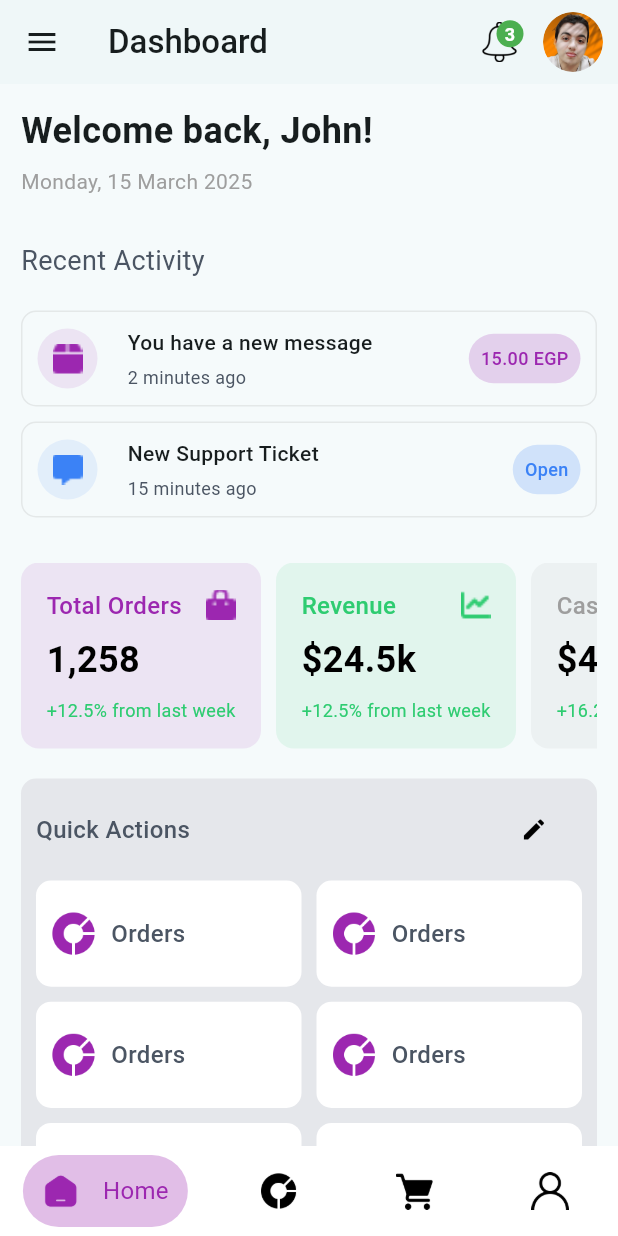
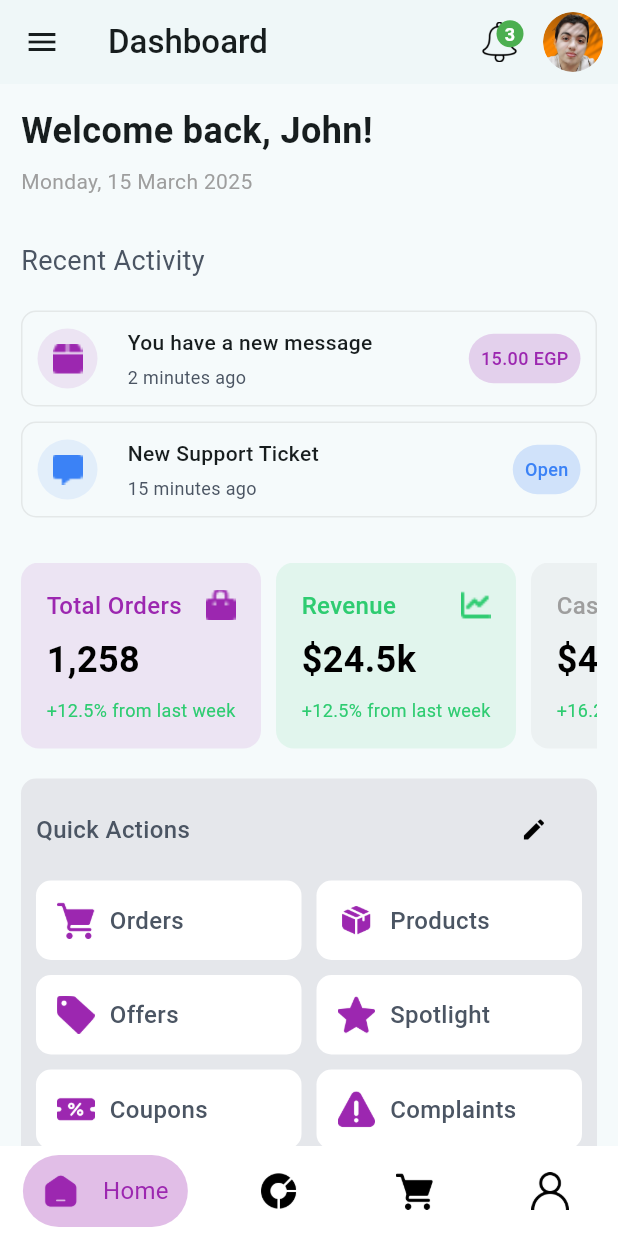
Before and after one commit to AbdallahHammad22/task_ui, a Flutter app: the screen it shows after launch, on a phone screen of 412 x 824 dp. Run offline on Flutter 3.47's test engine with Material 3 defaults, Android fonts, the phone set to English and light mode, and no system bars.

Commit message:
feat / change Quick Actions Section  Icons

```diff
--- a/lib/core/utilities/app_strings.dart
+++ b/lib/core/utilities/app_strings.dart
@@ -7,6 +7,11 @@ class AppStrings {
   static const String homeIcon = 'assets/icon/home_icon.png';
   static const String statusIcon = 'assets/icon/status_icon.png';
   static const String profileIcon = 'assets/icon/profile_icon.png';
+  static const String complaintsIcon = 'assets/icon/complaints_icon.png';
+  static const String discountIcon = 'assets/icon/discount_icon.png';
+  static const String offersIcon = 'assets/icon/offers_icon.png';
+  static const String spotlightIcon = 'assets/icon/spotlight_icon.png';
+  static const String productIcon = 'assets/icon/product_icon.png';
 
   static const String activityIcon1 = 'assets/icon/Activity_1.png';
   static const String activityIcon2 = 'assets/icon/Activity_2.png';
--- a/lib/view/dashboard/page/dashboard_page.dart
+++ b/lib/view/dashboard/page/dashboard_page.dart
@@ -224,27 +224,65 @@ class DashboardPage extends StatelessWidget {
                       ],
                     ),
                     const SizedBox(height: 10),
-                  SizedBox(
-                    height: 250,
-                    child: GridView.count(
-                      crossAxisCount: 2,
-                      crossAxisSpacing: 10.0,
-                      mainAxisSpacing: 10.0,
-                      childAspectRatio: 2.5,
-                      shrinkWrap: false,
-                      physics: const NeverScrollableScrollPhysics(),
-                      children: List.generate(
-                        6,
-                        (index) => const QuickActionsWidget(
-                          iconPath: AppStrings.statusIcon,
+                    const Column(children: [
+                      Row(
+                        children: [
+                          Expanded(
+                            child: QuickActionsWidget(
+                              iconPath: AppStrings.cartIcon,
                               text: 'Orders',
                             ),
                           ),
+                          SizedBox(width: 10),
+                          Expanded(
+                            child: QuickActionsWidget(
+                              iconPath: AppStrings.productIcon,
+                              text: 'Products',
                             ),
                           ),
                         ],
                       ),
-            )
+                      SizedBox(height: 10),
+                      Row(
+                        mainAxisAlignment: MainAxisAlignment.spaceBetween,
+                        children: [
+                          Expanded(
+                            child: QuickActionsWidget(
+                              iconPath: AppStrings.offersIcon,
+                              text: 'Offers',
+                            ),
+                          ),
+                          SizedBox(width: 10),
+                          Expanded(
+                            child: QuickActionsWidget(
+                              iconPath: AppStrings.spotlightIcon,
+                              text: 'Spotlight',
+                            ),
+                          ),
+                        ],
+                      ),
+                      SizedBox(height: 10),
+                      Row(
+                        mainAxisAlignment: MainAxisAlignment.spaceBetween,
+                        children: [
+                          Expanded(
+                            child: QuickActionsWidget(
+                              iconPath: AppStrings.discountIcon,
+                              text: 'Coupons',
+                            ),
+                          ),
+                          SizedBox(width: 10),
+                          Expanded(
+                            child: QuickActionsWidget(
+                              iconPath: AppStrings.complaintsIcon,
+                              text: 'Complaints',
+                            ),
+                          ),
+                        ],
+                      ),
+                    ]),
+                  ],
+                ))
           ],
         ),
       ),
--- a/lib/view/dashboard/widget/quick_actions_widget.dart
+++ b/lib/view/dashboard/widget/quick_actions_widget.dart
@@ -10,14 +10,14 @@ class QuickActionsWidget extends StatelessWidget {
   @override
   Widget build(BuildContext context) {
     return Container(
-      padding: const EdgeInsets.all(10),
+      padding: const EdgeInsets.all(14),
       decoration: BoxDecoration(
         color: AppColors.white,
         borderRadius: BorderRadius.circular(10),
       ),
       child: Row(
         children: [
-          Image.asset(iconPath, height: 30, width: 30,color: AppColors.pink,),
+          Image.asset(iconPath, height: 25, width: 25,color: AppColors.pink,),
           const SizedBox(width: 10),
            Text(
             text,
```
Also changed, not shown: assets/icon/complaints_icon.png (added), assets/icon/discount_icon.png (added), assets/icon/offers_icon.png (added), assets/icon/product_icon.png (added), assets/icon/spotlight_icon.png (added). Lines whose indentation alone changed are shown as unchanged.
